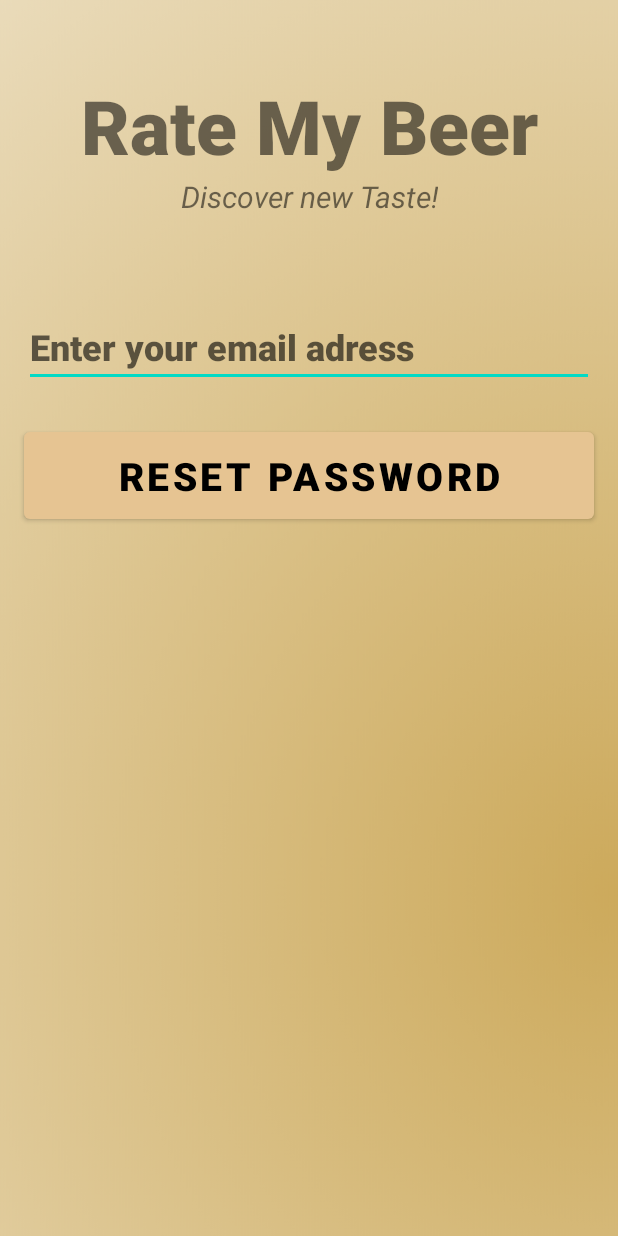
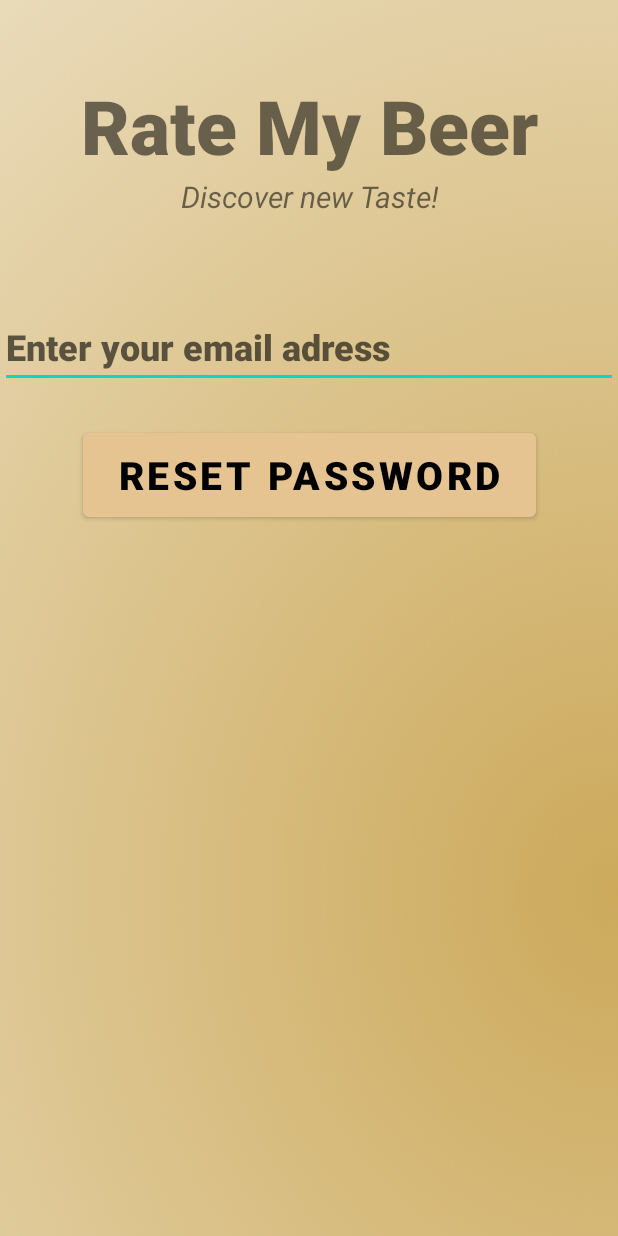
Before and after one commit to robinp12/Rate-My-Beer, an Android app: the Activity_ResetPassword screen opened directly, with no data from a screen before it, on a phone screen of 412 x 824 dp. Run offline under Robolectric (Android 15) with nearby library versions, the phone set to English and light mode, and no system bars; our stand-ins replace Firebase (no records; nobody signed in at launch, a user with empty details on screens opened directly).

Commit message:
écran(login+register+timeline+beerinformation+addbeer+forgotpassword)

```diff
--- a/app/src/main/res/layout/activity_forgot_password.xml
+++ b/app/src/main/res/layout/activity_forgot_password.xml
@@ -38,31 +38,32 @@
 
     <EditText
         android:id="@+id/email"
-        android:layout_width="380dp"
-        android:layout_height="wrap_content"
+        android:layout_width="0dp"
+        android:layout_height="54dp"
         android:layout_marginTop="60dp"
         android:ems="10"
+        android:fontFamily="sans-serif-black"
         android:hint="Enter your email adress"
-        android:fontFamily="sans-serif-black"
-        android:textStyle="bold"
         android:inputType="textEmailAddress"
         android:textSize="24sp"
+        android:textStyle="bold"
+        app:layout_constraintLeft_toLeftOf="parent"
         app:layout_constraintRight_toRightOf="parent"
-        app:layout_constraintLeft_toLeftOf="parent"
         app:layout_constraintTop_toBottomOf="@id/bannerDescription"
 
         />
+
     <Button
         android:id="@+id/resetPassword"
-        android:layout_width="380dp"
-        android:layout_height="70dp"
+        android:layout_width="302dp"
+        android:layout_height="68dp"
         android:layout_marginTop="24dp"
         android:text="RESET PASSWORD"
         android:textColor="@color/black"
         android:textSize="26sp"
         android:textStyle="bold"
+        app:layout_constraintLeft_toLeftOf="parent"
         app:layout_constraintRight_toRightOf="parent"
-        app:layout_constraintLeft_toLeftOf="parent"
         app:layout_constraintTop_toBottomOf="@id/email"
 
         />
```
Also changed, not shown: app/src/main/res/layout/activity_add_beer.xml (+7 -9 lines).
